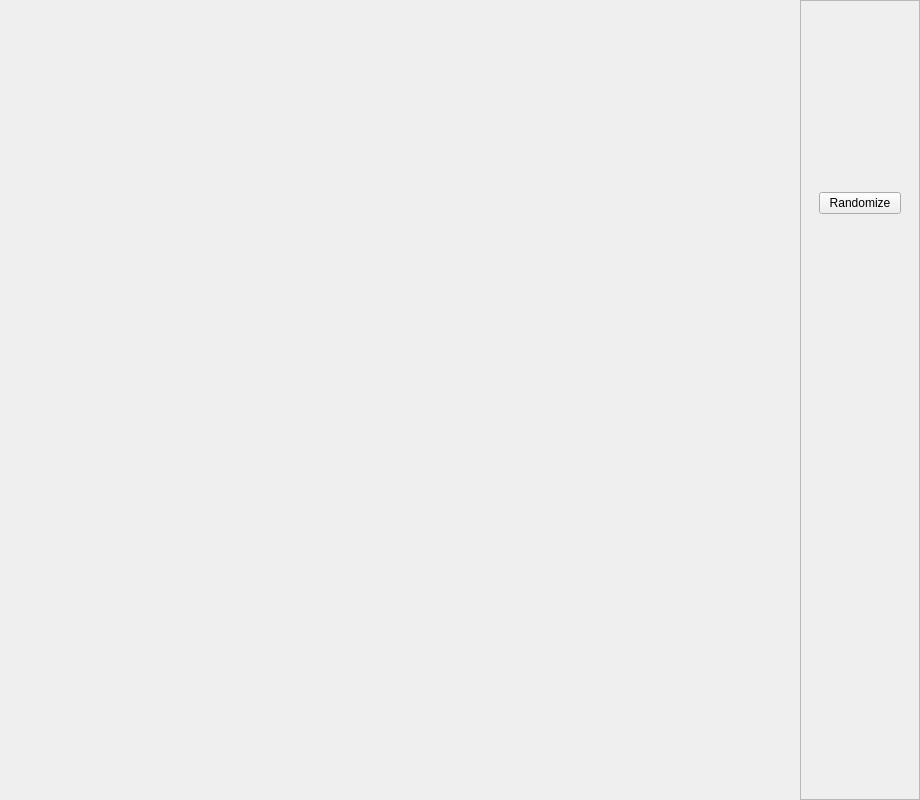
The window that src/main.ui (naestia/randzone) describes before a commit, drawn with Qt 5.
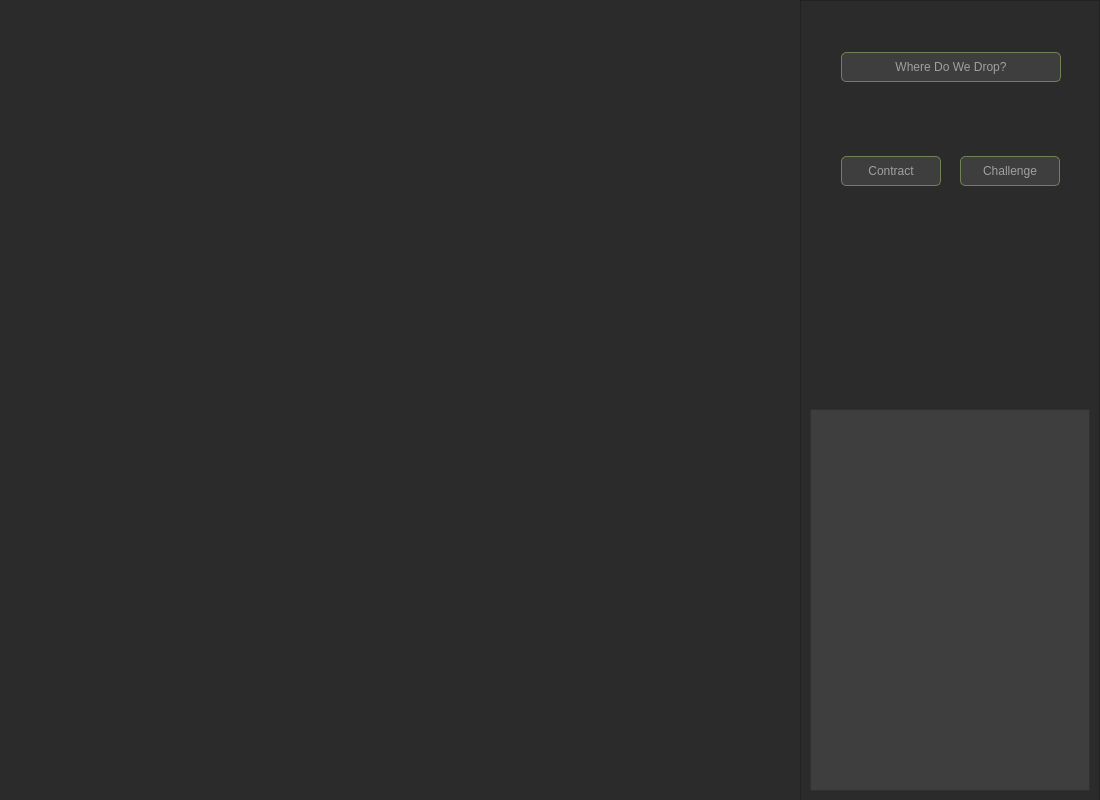
The same window after the commit.

Commit message: Updated code as well as .gitignore

Patch:
```diff
--- a/src/main.ui
+++ b/src/main.ui
@@ -6,35 +6,38 @@
    <rect>
     <x>0</x>
     <y>0</y>
-    <width>920</width>
+    <width>1100</width>
     <height>800</height>
    </rect>
   </property>
   <property name="minimumSize">
    <size>
-    <width>920</width>
+    <width>1100</width>
     <height>800</height>
    </size>
   </property>
   <property name="maximumSize">
    <size>
-    <width>920</width>
+    <width>1100</width>
     <height>800</height>
    </size>
   </property>
   <property name="windowTitle">
    <string>MainWindow</string>
   </property>
+  <property name="styleSheet">
+   <string notr="true">QMainWindow {background-color:#2b2b2b;}</string>
+  </property>
   <widget class="QWidget" name="centralwidget">
    <property name="minimumSize">
     <size>
-     <width>920</width>
+     <width>1100</width>
      <height>800</height>
     </size>
    </property>
    <property name="maximumSize">
     <size>
-     <width>920</width>
+     <width>1100</width>
      <height>800</height>
     </size>
    </property>
@@ -55,16 +58,19 @@
      <widget class="QWidget" name="widget" native="true">
       <property name="minimumSize">
        <size>
-        <width>920</width>
+        <width>1100</width>
         <height>800</height>
        </size>
       </property>
       <property name="maximumSize">
        <size>
-        <width>920</width>
+        <width>1100</width>
         <height>800</height>
        </size>
       </property>
+      <property name="styleSheet">
+       <string notr="true">QWidget {background-color:#2b2b2b;}</string>
+      </property>
       <layout class="QHBoxLayout" name="horizontalLayout">
        <property name="spacing">
         <number>0</number>
@@ -102,6 +108,18 @@
        </item>
        <item>
         <widget class="QFrame" name="frame">
+         <property name="minimumSize">
+          <size>
+           <width>300</width>
+           <height>0</height>
+          </size>
+         </property>
+         <property name="maximumSize">
+          <size>
+           <width>300</width>
+           <height>16777215</height>
+          </size>
+         </property>
          <property name="frameShape">
           <enum>QFrame::StyledPanel</enum>
          </property>
@@ -109,21 +127,268 @@
           <enum>QFrame::Raised</enum>
          </property>
          <layout class="QVBoxLayout" name="verticalLayout">
+          <property name="spacing">
+           <number>0</number>
+          </property>
+          <property name="leftMargin">
+           <number>0</number>
+          </property>
+          <property name="topMargin">
+           <number>0</number>
+          </property>
+          <property name="rightMargin">
+           <number>0</number>
+          </property>
+          <property name="bottomMargin">
+           <number>0</number>
+          </property>
           <item>
            <widget class="QWidget" name="widget_2" native="true">
+            <property name="minimumSize">
+             <size>
+              <width>0</width>
+              <height>400</height>
+             </size>
+            </property>
+            <property name="maximumSize">
+             <size>
+              <width>16777215</width>
+              <height>400</height>
+             </size>
+            </property>
             <layout class="QGridLayout" name="gridLayout_2">
+             <property name="leftMargin">
+              <number>0</number>
+             </property>
+             <property name="topMargin">
+              <number>0</number>
+             </property>
+             <property name="rightMargin">
+              <number>0</number>
+             </property>
+             <property name="bottomMargin">
+              <number>0</number>
+             </property>
+             <property name="spacing">
+              <number>0</number>
+             </property>
+             <item row="1" column="0">
+              <widget class="QWidget" name="widget_4" native="true">
+               <layout class="QGridLayout" name="gridLayout_3">
+                <property name="leftMargin">
+                 <number>40</number>
+                </property>
+                <property name="topMargin">
+                 <number>0</number>
+                </property>
+                <property name="rightMargin">
+                 <number>40</number>
+                </property>
+                <property name="bottomMargin">
+                 <number>60</number>
+                </property>
+                <property name="horizontalSpacing">
+                 <number>20</number>
+                </property>
+                <property name="verticalSpacing">
+                 <number>0</number>
+                </property>
+                <item row="1" column="1">
+                 <widget class="QPushButton" name="pushButton">
+                  <property name="minimumSize">
+                   <size>
+                    <width>100</width>
+                    <height>30</height>
+                   </size>
+                  </property>
+                  <property name="maximumSize">
+                   <size>
+                    <width>100</width>
+                    <height>30</height>
+                   </size>
+                  </property>
+                  <property name="styleSheet">
+                   <string notr="true">QPushButton {
+	padding: 4px;
+	color:#a0a0a0;
+	border-width: 1px;
+	border-style: solid;
+	border-radius: 5px;
+	border-color:#718355;
+	background-color:#3e3e3e;
+}
+QPushButton::hover {
+	padding: 4px;
+	color: #8e8e8c;
+    border-width: 1px;
+	border-style: solid;
+	border-radius: 5px;
+}
+QPushButton:pressed {
+	padding: 4px; 
+	color: #e9f5db;
+    border-width: 1px; 
+	border-style: solid; 
+	border-radius: 5px;
+}
+
+</string>
+                  </property>
+                  <property name="text">
+                   <string>Challenge</string>
+                  </property>
+                 </widget>
+                </item>
+                <item row="1" column="0">
+                 <widget class="QPushButton" name="pushButton_2">
+                  <property name="minimumSize">
+                   <size>
+                    <width>100</width>
+                    <height>30</height>
+                   </size>
+                  </property>
+                  <property name="maximumSize">
+                   <size>
+                    <width>100</width>
+                    <height>30</height>
+                   </size>
+                  </property>
+                  <property name="styleSheet">
+                   <string notr="true">QPushButton {
+	padding: 4px;
+	color:#a0a0a0;
+	border-width: 1px;
+	border-style: solid;
+	border-radius: 5px;
+	border-color:#718355;
+	background-color:#3e3e3e;
+}
+QPushButton::hover {
+	padding: 4px;
+	color: #8e8e8c;
+    border-width: 1px;
+	border-style: solid;
+	border-radius: 5px;
+}
+QPushButton:pressed {
+	padding: 4px; 
+	color: #e9f5db;
+    border-width: 1px; 
+	border-style: solid; 
+	border-radius: 5px;
+}
+
+</string>
+                  </property>
+                  <property name="text">
+                   <string>Contract</string>
+                  </property>
+                 </widget>
+                </item>
+               </layout>
+              </widget>
+             </item>
              <item row="0" column="0">
-              <widget class="QPushButton" name="randomize">
-               <property name="text">
-                <string>Randomize</string>
+              <widget class="QWidget" name="widget_5" native="true">
+               <property name="minimumSize">
+                <size>
+                 <width>300</width>
+                 <height>0</height>
+                </size>
                </property>
+               <property name="maximumSize">
+                <size>
+                 <width>300</width>
+                 <height>16777215</height>
+                </size>
+               </property>
+               <layout class="QGridLayout" name="gridLayout_4">
+                <item row="0" column="0">
+                 <widget class="QPushButton" name="randomize">
+                  <property name="minimumSize">
+                   <size>
+                    <width>220</width>
+                    <height>30</height>
+                   </size>
+                  </property>
+                  <property name="maximumSize">
+                   <size>
+                    <width>220</width>
+                    <height>30</height>
+                   </size>
+                  </property>
+                  <property name="styleSheet">
+                   <string notr="true">QPushButton {
+	padding: 4px;
+	color:#a0a0a0;
+	border-width: 1px;
+	border-style: solid;
+	border-radius: 5px;
+	border-color:#718355;
+	background-color:#3e3e3e;
+}
+QPushButton::hover {
+	padding: 4px;
+	color: #8e8e8c;
+    border-width: 1px;
+	border-style: solid;
+	border-radius: 5px;
+}
+QPushButton:pressed {
+	padding: 4px; 
+	color: #e9f5db;
+    border-width: 1px; 
+	border-style: solid; 
+	border-radius: 5px;
+}
+
+</string>
+                  </property>
+                  <property name="text">
+                   <string>Where Do We Drop?</string>
+                  </property>
+                 </widget>
+                </item>
+               </layout>
               </widget>
              </item>
+             <item row="2" column="0">
+              <widget class="QWidget" name="widget_6" native="true"/>
+             </item>
             </layout>
            </widget>
           </item>
           <item>
-           <widget class="QWidget" name="widget_3" native="true"/>
+           <widget class="QWidget" name="widget_3" native="true">
+            <property name="minimumSize">
+             <size>
+              <width>0</width>
+              <height>400</height>
+             </size>
+            </property>
+            <property name="maximumSize">
+             <size>
+              <width>16777215</width>
+              <height>400</height>
+             </size>
+            </property>
+            <layout class="QGridLayout" name="gridLayout_5">
+             <item row="0" column="0">
+              <widget class="QTextBrowser" name="textBrowser">
+               <property name="styleSheet">
+                <string notr="true">QTextBrowser {background-color:#3e3e3e;}</string>
+               </property>
+               <property name="html">
+                <string>&lt;!DOCTYPE HTML PUBLIC &quot;-//W3C//DTD HTML 4.0//EN&quot; &quot;http://www.w3.org/TR/REC-html40/strict.dtd&quot;&gt;
+&lt;html&gt;&lt;head&gt;&lt;meta name=&quot;qrichtext&quot; content=&quot;1&quot; /&gt;&lt;style type=&quot;text/css&quot;&gt;
+p, li { white-space: pre-wrap; }
+&lt;/style&gt;&lt;/head&gt;&lt;body style=&quot; font-family:'MS Shell Dlg 2'; font-size:8.25pt; font-weight:400; font-style:normal;&quot;&gt;
+&lt;p style=&quot;-qt-paragraph-type:empty; margin-top:0px; margin-bottom:0px; margin-left:0px; margin-right:0px; -qt-block-indent:0; text-indent:0px;&quot;&gt;&lt;br /&gt;&lt;/p&gt;&lt;/body&gt;&lt;/html&gt;</string>
+               </property>
+              </widget>
+             </item>
+            </layout>
+           </widget>
           </item>
          </layout>
         </widget>
```
Left out of the diff: 4 changed lines with no effect on the pictures. The commit also changes 2 other files.
